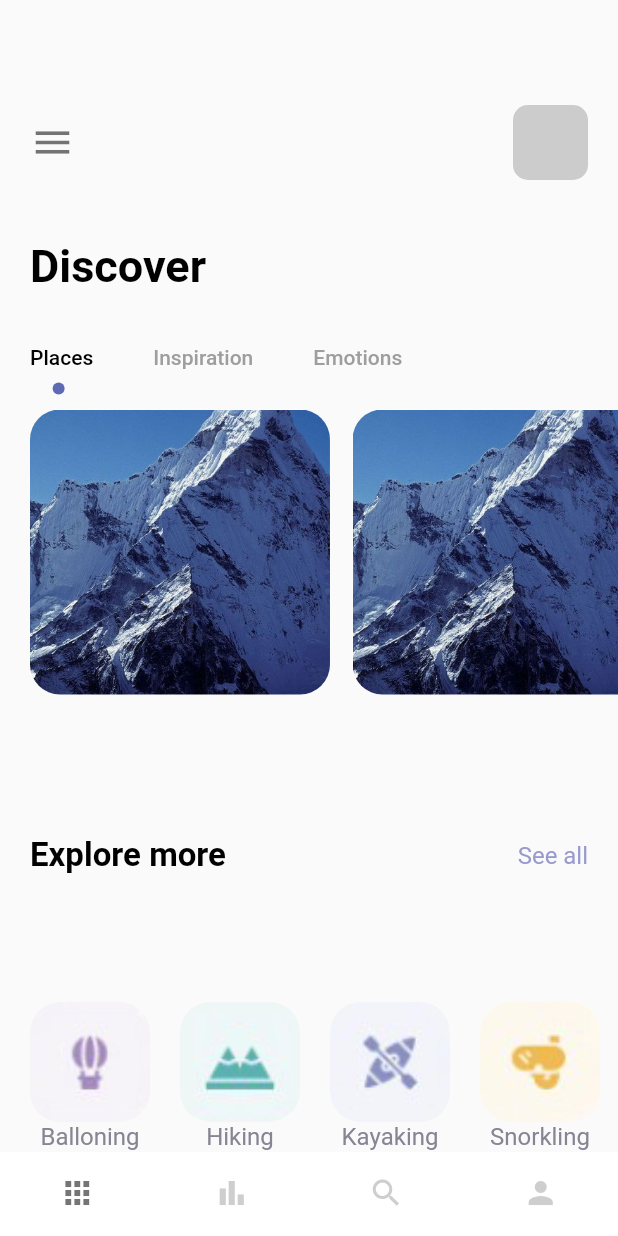
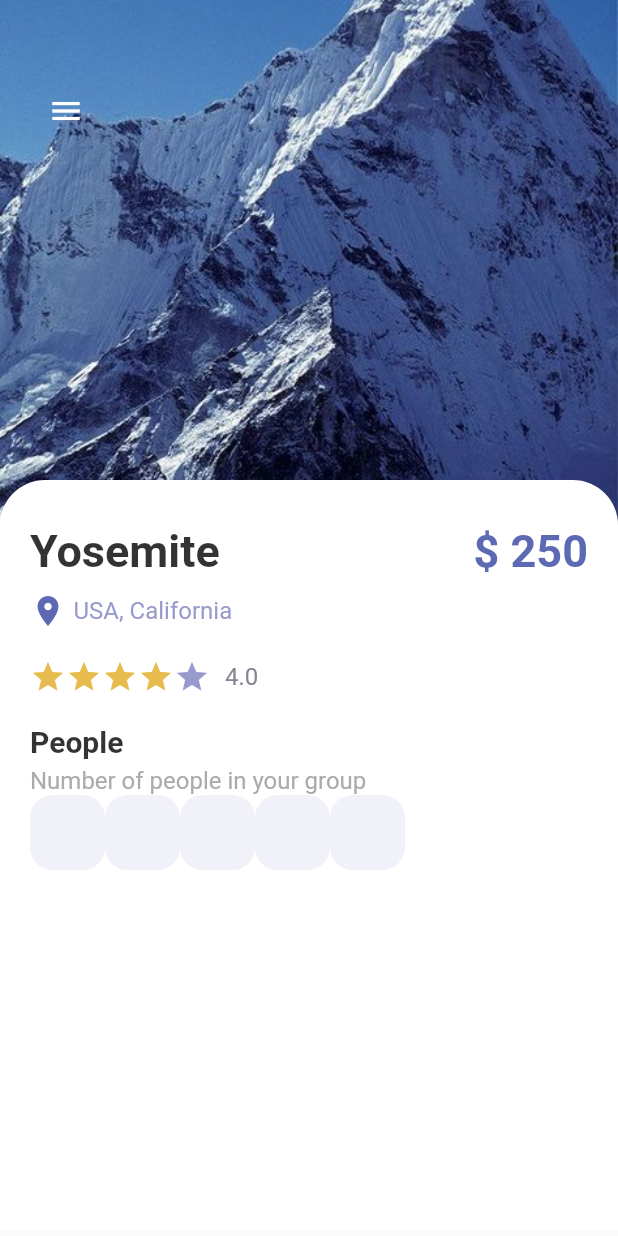
Before and after one commit to Bolutife-6978/Flutter_Cubit_App, a Flutter app: the screen it shows after launch, on a phone screen of 412 x 824 dp. Run offline on Flutter 3.47's test engine with Material 2 defaults, Android fonts, the phone set to English and light mode, and no system bars.

Commit message:
Details page beginning

```diff
--- a/flutter_cubit_app/lib/main.dart
+++ b/flutter_cubit_app/lib/main.dart
@@ -1,8 +1,9 @@
 import 'package:flutter/material.dart';
-import 'package:flutter_cubit/pages/nav_pages/homes_page.dart';
+import 'package:flutter_cubit/pages/detail_page.dart';
+import 'package:flutter_cubit/pages/homes_page.dart';
 import 'package:flutter_cubit/pages/nav_pages/main_page.dart';
 import 'package:flutter_cubit/pages/welcome_page.dart';
-
+import 'package:flutter_cubit/pages/detail_page.dart';
 void main() {
   runApp(const MyApp());
 }
@@ -19,6 +20,6 @@ class MyApp extends StatelessWidget {
         theme: ThemeData(
           primarySwatch: Colors.blue,
         ),
-        home: const MainPage());
+        home: const DetailPage());
   }
 }
--- /dev/null
+++ b/flutter_cubit_app/lib/pages/detail_page.dart
@@ -0,0 +1,150 @@
+import 'package:flutter/material.dart';
+import 'package:flutter_cubit/misc/colors.dart';
+import 'package:flutter_cubit/widget/app_buttons.dart';
+import 'package:flutter_cubit/widget/app_large_text.dart';
+import 'package:flutter_cubit/widget/app_text.dart';
+
+class DetailPage extends StatefulWidget {
+  const DetailPage({Key? key}) : super(key: key);
+
+  @override
+  State<DetailPage> createState() => _DetailPageState();
+}
+
+class _DetailPageState extends State<DetailPage> {
+  int gottenStars = 4;
+  @override
+  Widget build(BuildContext context) {
+    var iconButton = IconButton(
+      onPressed: () {},
+      icon: Icon(Icons.anchor),
+    );
+    return Scaffold(
+      body: Container(
+          width: double.maxFinite,
+          height: double.maxFinite,
+          child: Stack(
+            children: [
+              Positioned(
+                  left: 0,
+                  right: 0,
+                  child: Container(
+                    width: double.maxFinite,
+                    height: 350,
+                    decoration: BoxDecoration(
+                        image: DecorationImage(
+                            image: AssetImage("img/mountain.jpeg"),
+                            fit: BoxFit.cover)),
+                  )),
+              Positioned(
+                  left: 20,
+                  top: 50,
+                  child: Row(
+                    children: [
+                      IconButton(
+                        onPressed: () {},
+                        icon: Icon(Icons.menu),
+                        color: Colors.white,
+                      ),
+                    ],
+                  )),
+              Positioned(
+                  top: 320,
+                  child: Container(
+                    padding:
+                        const EdgeInsets.only(left: 20, top: 30, right: 20),
+                    width: MediaQuery.of(context).size.width,
+                    height: 500,
+                    decoration: BoxDecoration(
+                        color: Colors.white,
+                        borderRadius: BorderRadius.only(
+                          topLeft: Radius.circular(30),
+                          topRight: Radius.circular(30),
+                        )),
+                    child: Column(
+                      crossAxisAlignment: CrossAxisAlignment.start,
+                      children: [
+                        Row(
+                          mainAxisAlignment: MainAxisAlignment.spaceBetween,
+                          children: [
+                            AppLargeText(
+                                text: "Yosemite",
+                                color: Colors.black.withOpacity(0.8)),
+                            AppLargeText(
+                                text: "\$ 250", color: AppColors.mainColor)
+                          ],
+                        ),
+                        SizedBox(
+                          height: 10,
+                        ),
+                        Row(
+                          children: [
+                            Icon(
+                              Icons.location_on,
+                              color: AppColors.mainColor,
+                            ),
+                            SizedBox(
+                              width: 5,
+                            ),
+                            AppText(
+                              text: "USA, California",
+                              color: AppColors.textColor1,
+                            )
+                          ],
+                        ),
+                        SizedBox(
+                          height: 20,
+                        ),
+                        Row(
+                          children: [
+                            Wrap(
+                              children: List.generate(
+                                  5,
+                                  (index) => Icon(
+                                        Icons.star,
+                                        color: index < gottenStars
+                                            ? AppColors.starColor
+                                            : AppColors.textColor1,
+                                      )),
+                            ),
+                            SizedBox(
+                              width: 10,
+                            ),
+                            AppText(
+                              text: "4.0",
+                              color: AppColors.textColor2,
+                            )
+                          ],
+                        ),
+                        SizedBox(
+                          height: 20,
+                        ),
+                        AppLargeText(
+                          text: "People",
+                          color: Colors.black.withOpacity(0.8),
+                          size: 20,
+                        ),
+                        SizedBox(
+                          height: 5,
+                        ),
+                        AppText(
+                          text: "Number of people in your group",
+                          color: AppColors.mainTextColor,
+                        ),
+                        Wrap(
+                          children: List.generate(
+                              5,
+                              (index) => AppButtons(
+                                  size: 50,
+                                  color: Colors.black,
+                                  backgroundColor: AppColors.buttonBackground,
+                                  borderColor: AppColors.buttonBackground)),
+                        )
+                      ],
+                    ),
+                  ))
+            ],
+          )),
+    );
+  }
+}
--- a/flutter_cubit_app/lib/pages/nav_pages/homes_page.dart
+++ b/flutter_cubit_app/lib/pages/homes_page.dart
@@ -12,7 +12,6 @@ class HomePage extends StatefulWidget {
 }
 
 class _HomePageState extends State<HomePage> with TickerProviderStateMixin {
-
   var images = {
     "balloning.png": "Balloning",
     "hiking.png": "Hiking",
@@ -25,7 +24,7 @@ class _HomePageState extends State<HomePage> with TickerProviderStateMixin {
     return Scaffold(
       body: Column(crossAxisAlignment: CrossAxisAlignment.start, children: [
         Container(
-            padding: const EdgeInsets.only(top: 70, left: 20),
+            padding: const EdgeInsets.only(top: 50, left: 20),
             child: Row(
               children: [
                 Icon(Icons.menu, size: 30, color: Colors.black54),
@@ -42,7 +41,7 @@ class _HomePageState extends State<HomePage> with TickerProviderStateMixin {
               ],
             )),
         const SizedBox(
-          height: 40,
+          height: 20,
         ),
         //Discover text
         Container(
@@ -50,7 +49,7 @@ class _HomePageState extends State<HomePage> with TickerProviderStateMixin {
           child: AppLargeText(text: "Discover"),
         ),
         const SizedBox(
-          height: 20,
+          height: 10,
         ),
         //Tabbar
         Container(
@@ -78,7 +77,7 @@ class _HomePageState extends State<HomePage> with TickerProviderStateMixin {
         ),
         Container(
           padding: EdgeInsets.only(left: 20),
-          height: 200,
+          height: 250,
           width: double.maxFinite,
           child: TabBarView(controller: _tabController, children: [
             ListView.builder(
@@ -103,7 +102,7 @@ class _HomePageState extends State<HomePage> with TickerProviderStateMixin {
             Text("Bye")
           ]),
         ),
-        SizedBox(height: 20),
+        SizedBox(height: 10),
         Expanded(
           child: Container(
             margin: const EdgeInsets.only(left: 20, right: 20),
@@ -125,8 +124,9 @@ class _HomePageState extends State<HomePage> with TickerProviderStateMixin {
         SizedBox(
           height: 10,
         ),
+        // The mountain picture
         Container(
-          height: 100,
+          height: 120,
           width: double.maxFinite,
           margin: const EdgeInsets.only(left: 20),
           child: ListView.builder(
@@ -150,6 +150,9 @@ class _HomePageState extends State<HomePage> with TickerProviderStateMixin {
                                   "img/" + images.keys.elementAt(index)),
                               fit: BoxFit.cover,
                             )),
+                      ),
+                      SizedBox(
+                        height: 10,
                       ),
                       Container(
                         child: AppText(
--- a/flutter_cubit_app/lib/pages/nav_pages/main_page.dart
+++ b/flutter_cubit_app/lib/pages/nav_pages/main_page.dart
@@ -1,7 +1,7 @@
 import 'package:flutter/cupertino.dart';
 import 'package:flutter/material.dart';
 import 'package:flutter_cubit/pages/nav_pages/bar_item_page.dart';
-import 'package:flutter_cubit/pages/nav_pages/homes_page.dart';
+import 'package:flutter_cubit/pages/homes_page.dart';
 import 'package:flutter_cubit/pages/nav_pages/my_page.dart';
 import 'package:flutter_cubit/pages/nav_pages/search_page.dart';
 
--- /dev/null
+++ b/flutter_cubit_app/lib/widget/app_buttons.dart
@@ -0,0 +1,30 @@
+import 'package:flutter/cupertino.dart';
+
+import '../misc/colors.dart';
+
+class AppButtons extends StatelessWidget {
+  final Color color;
+  final Color backgroundColor;
+  double size;
+  final Color borderColor;
+
+  AppButtons(
+      {Key? key,
+      required this.size,
+      required this.color,
+      required this.backgroundColor,
+      required this.borderColor})
+      : super(key: key);
+
+  @override
+  Widget build(BuildContext context) {
+    return Container(
+      width: size,
+      height: size,
+      decoration: BoxDecoration(
+          border: Border.all(color: borderColor, width: 1.0),
+          borderRadius: BorderRadius.circular(15),
+          color: backgroundColor),
+    );
+  }
+}
```
